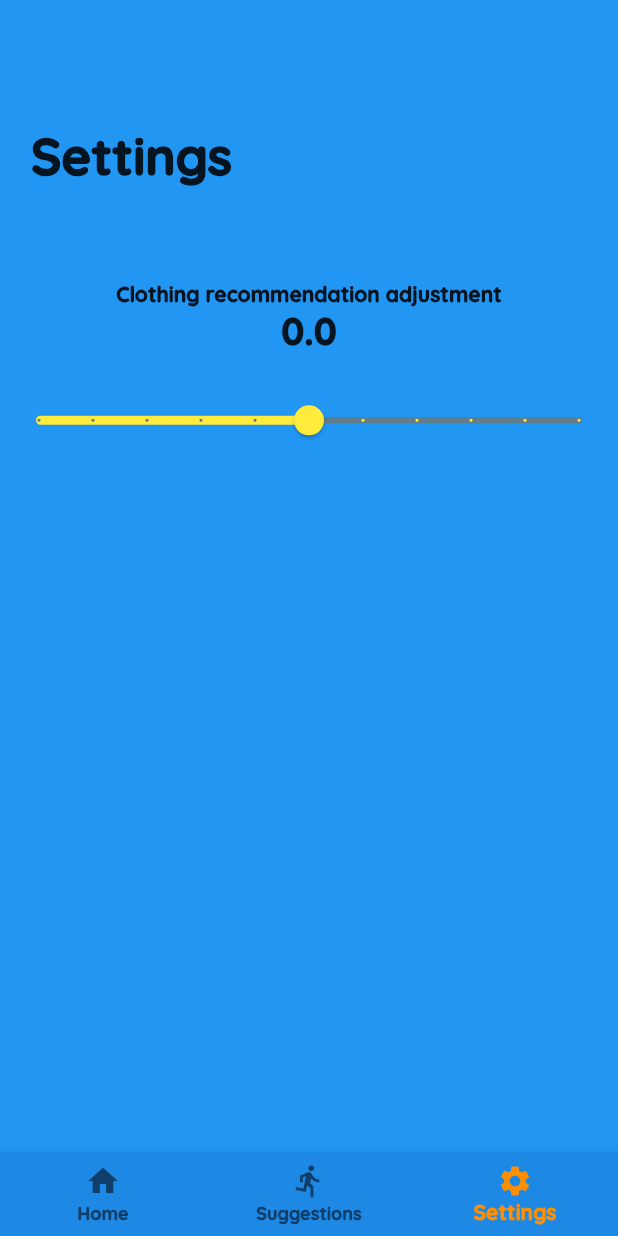
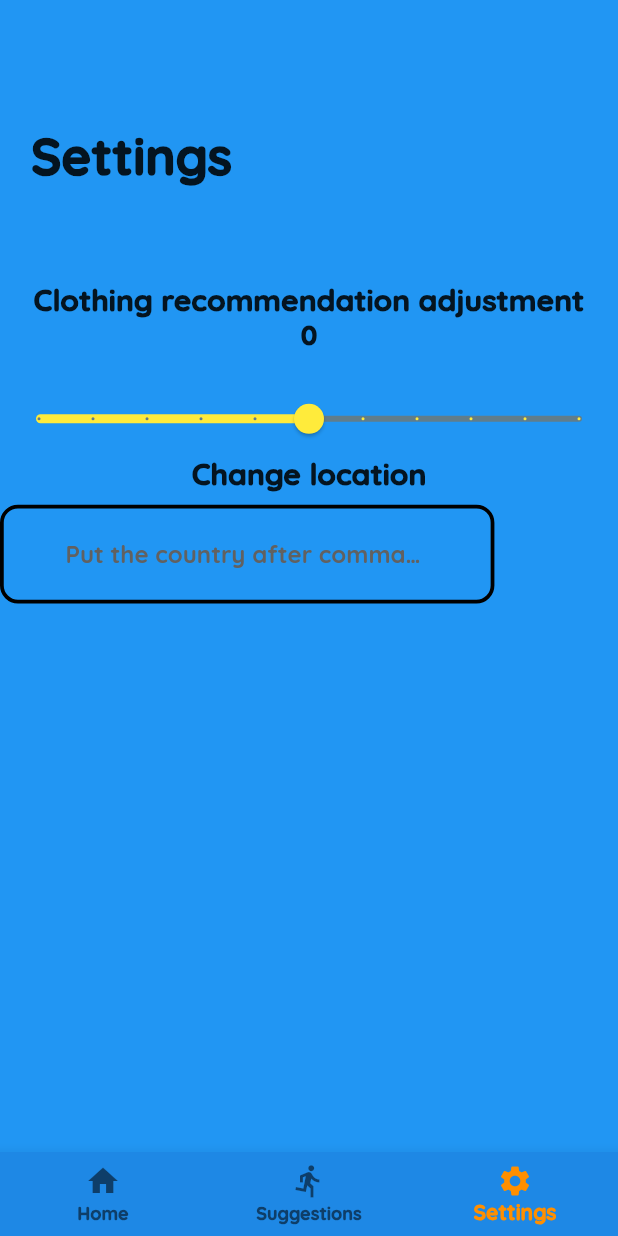
Before and after one commit to larry-adesola/weatherApp, a Flutter app: the HomeBase screen opened directly, swiped to page 3, on a phone screen of 412 x 824 dp. Run offline on Flutter 3.47's test engine with Material 2 defaults, Android fonts, the phone set to English and light mode, and no system bars; our stand-ins replace lottie, motion_toast; network calls fail.

Commit message:
Legit nothing, just added the search, but still need to add the city checker

```diff
--- a/lib/pages/settingsScreen.dart
+++ b/lib/pages/settingsScreen.dart
@@ -1,4 +1,6 @@
 import 'package:flutter/material.dart';
+import 'dart:convert';
+import 'package:weather_app/users.dart';
 
 class SettingScreen extends StatefulWidget {
   const SettingScreen({Key? key}) : super(key: key);
@@ -9,11 +11,14 @@ class SettingScreen extends StatefulWidget {
 
 class _SettingScreenState extends State<SettingScreen> {
   double _currentSliderValue = 0;
+  TextEditingController settingsCity = TextEditingController();
+  FocusNode settingsFocus = FocusNode();
   @override
   Widget build(BuildContext context) {
     final size = MediaQuery.of(context).size;
     return Center(
-      child: Column(children: [
+      child: Column(
+          children: [
         SizedBox(
           height: size.height * 0.1,
         ),
@@ -27,10 +32,16 @@ class _SettingScreenState extends State<SettingScreen> {
         SizedBox(
           height: size.height * 0.075,
         ),
-        const Text("Clothing recommendation adjustment"),
+        Padding(
+          padding: EdgeInsets.only(left: size.width*0.05, right: size.width*0.05),
+          child: const Text(
+            "Clothing recommendation adjustment",
+            style: TextStyle(fontSize: 20.0),
+          ),
+        ),
         Text(
-          "${_currentSliderValue}",
-          style: TextStyle(fontSize: 25.0),
+          "${_currentSliderValue.round()}",
+          style: TextStyle(fontSize: 18.0),
         ),
         SizedBox(
           height: 20.0,
@@ -52,6 +63,46 @@ class _SettingScreenState extends State<SettingScreen> {
             });
           },
         ),
+        Padding(
+          padding: EdgeInsets.only(left: size.width*0.05, right: size.width*0.05),
+          child: const Text(
+            "Change location",
+            style: TextStyle(fontSize: 20.0),
+          ),
+        ),
+        //// Here the city location change must be
+        SizedBox(
+          height: size.height * 0.01,
+        ),
+        Align(
+          alignment: Alignment.centerLeft,
+          child: Container(   //did nothing, just added bar to add the city, made controller and focus
+            width: size.width * 0.8,
+            height: size.height * 0.08,
+            decoration: BoxDecoration(
+                border: Border.all(color: Colors.black, width: 2.5),
+                borderRadius: BorderRadius.circular(12)),
+            child: Align(
+              alignment: Alignment.centerLeft,
+              child: Padding(
+                padding: EdgeInsets.only(
+                    left: size.width * 0.1, right: size.width * 0.1),
+                child: TextFormField(
+                  scrollPadding: EdgeInsets.only(bottom: size.height*0.4),
+                  controller: settingsCity,
+                  autocorrect: false,
+                  focusNode: settingsFocus,
+                  decoration: InputDecoration(
+                      hintText: 'Put the country after commas...',
+                      hintStyle: TextStyle(color: Colors.grey.shade700),
+                      enabledBorder: InputBorder.none,
+                      focusedBorder: InputBorder.none),
+                  style: const TextStyle(color: Colors.black),
+                ),
+              ),
+            ),
+          ),
+        ),//end of city location
       ]),
     );
   }
```
